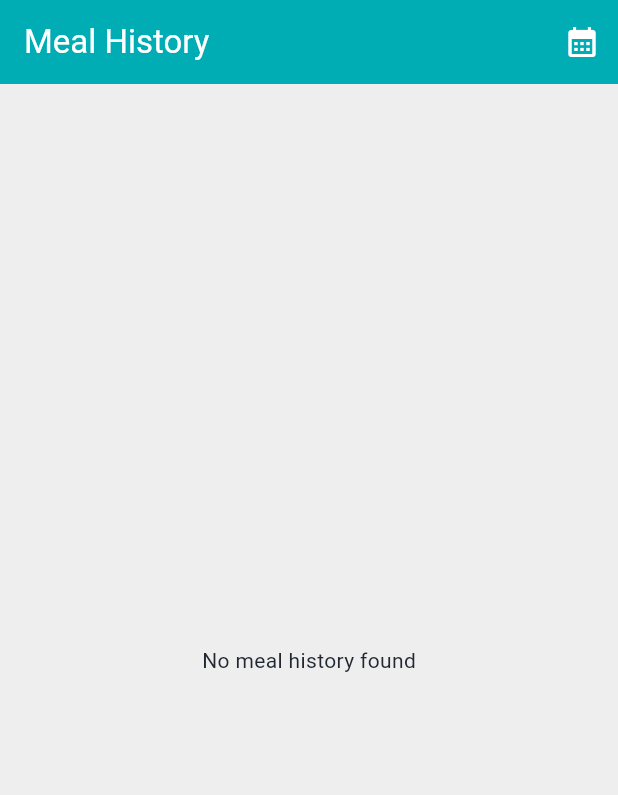
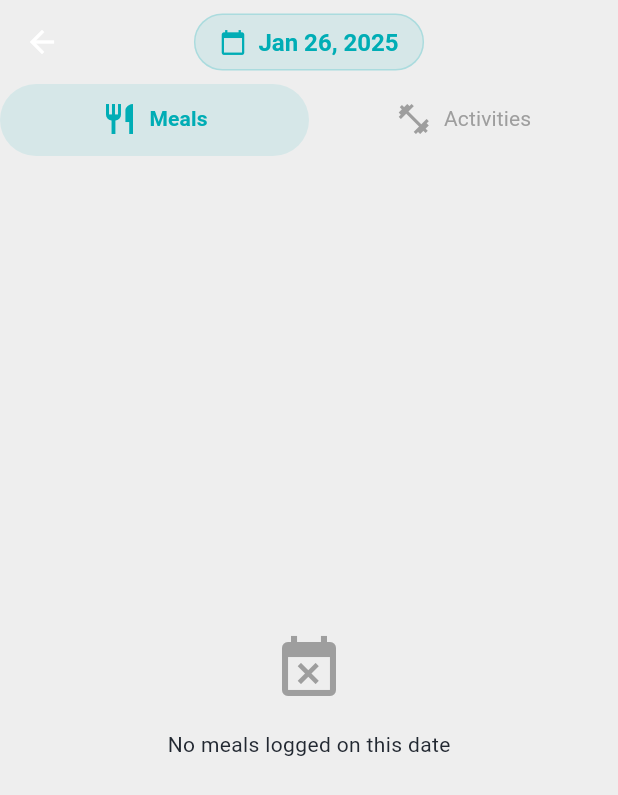
Before and after one commit to OvidiuTo/HealthPal, a Flutter app: the HistoryPage screen opened directly, on a phone screen of 412 x 824 dp. Shown: the top 795 px of the screen. Run offline on Flutter 3.47's test engine with Material 3 defaults, Android fonts, the phone set to English and light mode, and no system bars; our stand-ins replace cloud_firestore, equatable, firebase_auth, firebase_core, flutter_bloc, shared_preferences and 1 more; accounts and stored records are empty.

Commit message:
improved history UI and UX

```diff
--- a/lib/pages/history_page.dart
+++ b/lib/pages/history_page.dart
@@ -2,6 +2,7 @@ import 'package:firebase_auth/firebase_auth.dart';
 import 'package:flutter/material.dart';
 import 'package:cloud_firestore/cloud_firestore.dart';
 import 'package:intl/intl.dart';
+import 'package:track_health/models/activity_log.dart';
 import 'package:track_health/models/meal_log.dart';
 import 'package:track_health/theme/app_colors.dart';
 
@@ -12,362 +13,407 @@ class HistoryPage extends StatefulWidget {
   State<HistoryPage> createState() => _HistoryPageState();
 }
 
-class _HistoryPageState extends State<HistoryPage> {
-  final ScrollController _scrollController = ScrollController();
-  final _userId = FirebaseAuth.instance.currentUser!.uid;
-  bool _isLoading = false;
-  bool _hasMore = true;
-  DocumentSnapshot? _lastDocument;
-  final List<Map<String, dynamic>> _groupedMeals = [];
-  static const int _limit = 20;
-  DateTime? _selectedDate;
-  bool _isFiltered = false;
+class _HistoryPageState extends State<HistoryPage>
+    with SingleTickerProviderStateMixin {
+  late TabController _tabController;
+  DateTime _selectedDate = DateTime.now();
+  static const double _cardBorderRadius = 16.0;
+  static const double _iconSize = 24.0;
 
   @override
   void initState() {
     super.initState();
-    _loadMeals();
-    _scrollController.addListener(_onScroll);
+    _tabController = TabController(length: 2, vsync: this);
   }
 
-  void _onScroll() {
-    if (_scrollController.position.pixels >=
-            _scrollController.position.maxScrollExtent * 0.8 &&
-        !_isLoading &&
-        _hasMore) {
-      _loadMeals();
-    }
-  }
-
-  Future<void> _loadMeals() async {
-    if (_isLoading || (!_hasMore && !_isFiltered)) return;
-
-    setState(() => _isLoading = true);
-
-    try {
-      Query query = FirebaseFirestore.instance
-          .collection('meal_logs')
-          .where('userId', isEqualTo: _userId);
-
-      if (_selectedDate != null) {
-        // Create start and end of day in local timezone
-        final startOfDay = DateTime(_selectedDate!.year, _selectedDate!.month,
-            _selectedDate!.day, 0, 0, 0);
-        final endOfDay = DateTime(_selectedDate!.year, _selectedDate!.month,
-            _selectedDate!.day, 23, 59, 59, 999);
-
-        print(
-            'Filtering meals between: ${startOfDay.toIso8601String()} and ${endOfDay.toIso8601String()}');
-
-        query = query
-            .where('timestamp',
-                isGreaterThanOrEqualTo: startOfDay.toIso8601String())
-            .where('timestamp',
-                isLessThan:
-                    endOfDay.add(const Duration(seconds: 1)).toIso8601String());
-      }
-
-      query = query.orderBy('timestamp', descending: true);
-
-      if (!_isFiltered) {
-        query = query.limit(_limit);
-        if (_lastDocument != null) {
-          query = query.startAfterDocument(_lastDocument!);
-        }
-      }
-
-      final QuerySnapshot snapshot = await query.get();
-      print('Found ${snapshot.docs.length} meals');
-
-      if (_isFiltered) {
-        _groupedMeals.clear();
-        _lastDocument = null;
-        _hasMore = true;
-        _isFiltered = false;
-      }
-
-      if (snapshot.docs.isEmpty) {
-        setState(() {
-          _hasMore = false;
-          _isLoading = false;
-        });
-        return;
-      }
-
-      _lastDocument = snapshot.docs.last;
-      _processMeals(snapshot.docs);
-
-      setState(() => _isLoading = false);
-    } catch (e) {
-      print('Error loading meals: $e');
-      if (mounted) {
-        setState(() {
-          _isLoading = false;
-          _hasMore = false;
-        });
-        ScaffoldMessenger.of(context).showSnackBar(
-          SnackBar(
-            content: Text('Error loading meals: $e'),
-            backgroundColor: Colors.red,
-            behavior: SnackBarBehavior.floating,
-          ),
-        );
-      }
-    }
-  }
-
-  void _processMeals(List<QueryDocumentSnapshot> docs) {
-    for (var doc in docs) {
-      final meal = MealLog.fromMap(doc.data() as Map<String, dynamic>, doc.id);
-      final date = DateFormat('yyyy-MM-dd').format(meal.timestamp);
-
-      final existingGroupIndex =
-          _groupedMeals.indexWhere((g) => g['date'] == date);
-
-      if (existingGroupIndex == -1) {
-        _groupedMeals.add({
-          'date': date,
-          'meals': <MealLog>[meal],
-          'totalCalories': meal.calories,
-        });
-      } else {
-        final group = _groupedMeals[existingGroupIndex];
-        final meals = group['meals'] as List<MealLog>;
-
-        // Check for duplicates
-        if (!meals.any((m) => m.id == meal.id)) {
-          meals.add(meal);
-          group['totalCalories'] =
-              (group['totalCalories'] as int) + meal.calories;
-        }
-      }
-    }
-
-    // Sort meals within each group by timestamp
-    for (var group in _groupedMeals) {
-      final meals = group['meals'] as List<MealLog>;
-      meals.sort((a, b) => b.timestamp.compareTo(a.timestamp));
-    }
-  }
-
-  Future<void> _refreshMeals() async {
-    _lastDocument = null;
-    _hasMore = true;
-    _groupedMeals.clear();
-    await _loadMeals();
+  @override
+  void dispose() {
+    _tabController.dispose();
+    super.dispose();
   }
 
   Future<void> _selectDate(BuildContext context) async {
     final DateTime? picked = await showDatePicker(
       context: context,
-      initialDate: _selectedDate ?? DateTime.now(),
+      initialDate: _selectedDate,
       firstDate: DateTime(2020),
       lastDate: DateTime.now(),
+      builder: (context, child) {
+        return Theme(
+          data: Theme.of(context).copyWith(
+            colorScheme: Theme.of(context).colorScheme,
+          ),
+          child: child!,
         );
-
+      },
+    );
     if (picked != null && picked != _selectedDate) {
       setState(() {
         _selectedDate = picked;
-        _isFiltered = true;
       });
-      await _refreshMeals();
     }
   }
 
   @override
   Widget build(BuildContext context) {
-    final theme = Theme.of(context);
+    final colorScheme = Theme.of(context).colorScheme;
 
-    return RefreshIndicator(
-      onRefresh: _refreshMeals,
-      child: CustomScrollView(
-        controller: _scrollController,
-        slivers: [
-          SliverAppBar(
-            floating: true,
-            title: const Text('Meal History'),
-            actions: [
-              IconButton(
-                tooltip: 'Select Date',
-                icon: Icon(
-                  _selectedDate != null
-                      ? Icons.calendar_today
-                      : Icons.calendar_month,
-                  color:
-                      _selectedDate != null ? theme.colorScheme.primary : null,
+    return Scaffold(
+      backgroundColor: colorScheme.surface,
+      appBar: AppBar(
+        backgroundColor: colorScheme.surface,
+        elevation: 0,
+        title: AnimatedSwitcher(
+          duration: const Duration(milliseconds: 200),
+          child: GestureDetector(
+            onTap: () => _selectDate(context),
+            child: Container(
+              padding: const EdgeInsets.symmetric(horizontal: 16, vertical: 8),
+              decoration: BoxDecoration(
+                color: colorScheme.primary.withOpacity(0.1),
+                borderRadius: BorderRadius.circular(30),
+                border: Border.all(
+                  color: colorScheme.primary.withOpacity(0.2),
                 ),
-                onPressed: () => _selectDate(context),
               ),
-              if (_selectedDate != null)
-                IconButton(
-                  tooltip: 'Clear Filter',
-                  icon: const Icon(Icons.clear),
-                  onPressed: () {
-                    setState(() {
-                      _selectedDate = null;
-                      _isFiltered = true;
-                      _hasMore = true;
-                    });
-                    _refreshMeals();
-                  },
-                ),
-            ],
-          ),
-          if (_selectedDate != null)
-            SliverToBoxAdapter(
-              child: Container(
-                padding:
-                    const EdgeInsets.symmetric(vertical: 8, horizontal: 16),
-                color: Theme.of(context).colorScheme.primary.withOpacity(0.1),
               child: Row(
+                mainAxisSize: MainAxisSize.min,
                 children: [
                   Icon(
-                      Icons.filter_list,
-                      size: 20,
-                      color: Theme.of(context).colorScheme.primary,
+                    Icons.calendar_today,
+                    size: 18,
+                    color: colorScheme.primary,
                   ),
                   const SizedBox(width: 8),
                   Text(
-                      'Showing meals for ${DateFormat('MMMM d, yyyy').format(_selectedDate!)}',
+                    DateFormat('MMM d, y').format(_selectedDate),
                     style: TextStyle(
-                        color: Theme.of(context).colorScheme.primary,
-                        fontWeight: FontWeight.w500,
+                      color: colorScheme.primary,
+                      fontWeight: FontWeight.w600,
+                      fontSize: 16,
                     ),
                   ),
                 ],
               ),
             ),
           ),
-          if (_groupedMeals.isEmpty && !_isLoading)
-            const SliverFillRemaining(
-              child: Center(
-                child: Text('No meal history found'),
         ),
-            )
-          else
-            SliverPadding(
-              padding: const EdgeInsets.all(16),
-              sliver: SliverList(
-                delegate: SliverChildBuilderDelegate(
-                  (context, index) {
-                    if (index >= _groupedMeals.length) {
-                      if (_isLoading) {
-                        return const Center(
-                          child: Padding(
-                            padding: EdgeInsets.all(16),
-                            child: CircularProgressIndicator(),
+        centerTitle: true,
+        bottom: TabBar(
+          controller: _tabController,
+          indicatorSize: TabBarIndicatorSize.tab,
+          dividerColor: Colors.transparent,
+          indicator: BoxDecoration(
+            borderRadius: BorderRadius.circular(30),
+            color: colorScheme.primary.withOpacity(0.1),
           ),
-                        );
-                      }
-                      return null;
-                    }
-
-                    return _buildDayGroup(_groupedMeals[index]);
-                  },
-                  childCount: _groupedMeals.length + (_isLoading ? 1 : 0),
+          labelStyle: const TextStyle(
+            fontWeight: FontWeight.bold,
+            fontSize: 14,
+          ),
+          unselectedLabelStyle: const TextStyle(
+            fontWeight: FontWeight.normal,
+            fontSize: 14,
+          ),
+          labelColor: colorScheme.primary,
+          unselectedLabelColor: Colors.grey,
+          tabs: [
+            Tab(
+              child: Row(
+                mainAxisAlignment: MainAxisAlignment.center,
+                children: const [
+                  Icon(Icons.restaurant, size: _iconSize),
+                  SizedBox(width: 8),
+                  Text('Meals'),
+                ],
               ),
             ),
+            Tab(
+              child: Row(
+                mainAxisAlignment: MainAxisAlignment.center,
+                children: const [
+                  Icon(Icons.fitness_center, size: _iconSize),
+                  SizedBox(width: 8),
+                  Text('Activities'),
+                ],
               ),
+            ),
+          ],
+        ),
+      ),
+      body: TabBarView(
+        controller: _tabController,
+        children: [
+          _buildMealsList(),
+          _buildActivitiesList(),
         ],
       ),
     );
   }
 
-  Widget _buildDayGroup(Map<String, dynamic> group) {
-    final date = DateTime.parse(group['date']);
-    final meals = group['meals'] as List<MealLog>;
-    final totalCalories = group['totalCalories'] as int;
+  Widget _buildMealsList() {
+    return StreamBuilder<QuerySnapshot>(
+      stream: FirebaseFirestore.instance
+          .collection('meal_logs')
+          .where('userId', isEqualTo: FirebaseAuth.instance.currentUser?.uid)
+          .where('timestamp',
+              isGreaterThanOrEqualTo: DateTime(
+                _selectedDate.year,
+                _selectedDate.month,
+                _selectedDate.day,
+              ).toIso8601String())
+          .where('timestamp',
+              isLessThan: DateTime(
+                _selectedDate.year,
+                _selectedDate.month,
+                _selectedDate.day + 1,
+              ).toIso8601String())
+          .orderBy('timestamp', descending: true)
+          .snapshots(),
+      builder: (context, snapshot) {
+        if (snapshot.hasError) {
+          return _buildErrorState('Error: ${snapshot.error}');
+        }
+
+        if (!snapshot.hasData) {
+          return _buildLoadingState();
+        }
+
+        final meals = snapshot.data!.docs
+            .map((doc) =>
+                MealLog.fromMap(doc.data() as Map<String, dynamic>, doc.id))
+            .toList();
+
+        if (meals.isEmpty) {
+          return _buildEmptyState('No meals logged on this date');
+        }
+
+        int totalCalories = meals.fold(0, (sum, meal) => sum + meal.calories);
 
         return Column(
-      crossAxisAlignment: CrossAxisAlignment.start,
           children: [
-        Padding(
-          padding: const EdgeInsets.symmetric(vertical: 8),
-          child: Row(
-            mainAxisAlignment: MainAxisAlignment.spaceBetween,
+            _buildSummaryCard(
+              icon: Icons.restaurant,
+              title: 'Total Calories',
+              value: '$totalCalories kcal',
+              color: Theme.of(context).colorScheme.primary,
+            ),
+            Expanded(
+              child: ListView.builder(
+                padding: const EdgeInsets.all(16),
+                itemCount: meals.length,
+                itemBuilder: (context, index) => _buildMealCard(meals[index]),
+              ),
+            ),
+          ],
+        );
+      },
+    );
+  }
+
+  Widget _buildActivitiesList() {
+    return StreamBuilder<QuerySnapshot>(
+      stream: FirebaseFirestore.instance
+          .collection('activity_logs')
+          .where('userId', isEqualTo: FirebaseAuth.instance.currentUser?.uid)
+          .where('timestamp',
+              isGreaterThanOrEqualTo: DateTime(
+                _selectedDate.year,
+                _selectedDate.month,
+                _selectedDate.day,
+              ).toIso8601String())
+          .where('timestamp',
+              isLessThan: DateTime(
+                _selectedDate.year,
+                _selectedDate.month,
+                _selectedDate.day + 1,
+              ).toIso8601String())
+          .orderBy('timestamp', descending: true)
+          .snapshots(),
+      builder: (context, snapshot) {
+        if (snapshot.hasError) {
+          return _buildErrorState('Error: ${snapshot.error}');
+        }
+
+        if (!snapshot.hasData) {
+          return _buildLoadingState();
+        }
+
+        final activities = snapshot.data!.docs
+            .map((doc) =>
+                ActivityLog.fromMap(doc.data() as Map<String, dynamic>, doc.id))
+            .toList();
+
+        if (activities.isEmpty) {
+          return _buildEmptyState('No activities logged on this date');
+        }
+
+        int totalMinutes =
+            activities.fold(0, (sum, activity) => sum + activity.minutes);
+        int totalCaloriesBurned = activities.fold(
+            0, (sum, activity) => sum + activity.caloriesBurned);
+
+        return Column(
           children: [
+            Row(
+              children: [
+                Expanded(
+                  child: _buildSummaryCard(
+                    icon: Icons.timer,
+                    title: 'Total Time',
+                    value: '$totalMinutes min',
+                    color: Theme.of(context).colorScheme.primary,
+                  ),
+                ),
+                Expanded(
+                  child: _buildSummaryCard(
+                    icon: Icons.local_fire_department,
+                    title: 'Calories Burned',
+                    value: '$totalCaloriesBurned kcal',
+                    color: Colors.red,
+                  ),
+                ),
+              ],
+            ),
+            Expanded(
+              child: ListView.builder(
+                padding: const EdgeInsets.all(16),
+                itemCount: activities.length,
+                itemBuilder: (context, index) =>
+                    _buildActivityCard(activities[index]),
+              ),
+            ),
+          ],
+        );
+      },
+    );
+  }
+
+  Widget _buildSummaryCard({
+    required IconData icon,
+    required String title,
+    required String value,
+    required Color color,
+  }) {
+    return Card(
+      margin: const EdgeInsets.all(8),
+      elevation: 2,
+      shadowColor: color.withOpacity(0.3),
+      shape: RoundedRectangleBorder(
+        borderRadius: BorderRadius.circular(_cardBorderRadius),
+      ),
+      child: Container(
+        padding: const EdgeInsets.all(16),
+        decoration: BoxDecoration(
+          borderRadius: BorderRadius.circular(_cardBorderRadius),
+          gradient: LinearGradient(
+            begin: Alignment.topLeft,
+            end: Alignment.bottomRight,
+            colors: [
+              color.withOpacity(0.05),
+              color.withOpacity(0.1),
+            ],
+          ),
+        ),
+        child: Column(
+          children: [
+            Container(
+              padding: const EdgeInsets.all(12),
+              decoration: BoxDecoration(
+                color: color.withOpacity(0.1),
+                shape: BoxShape.circle,
+              ),
+              child: Icon(icon, color: color, size: _iconSize),
+            ),
+            const SizedBox(height: 12),
             Text(
-                DateFormat('MMMM d, yyyy').format(date),
-                style: Theme.of(context).textTheme.titleLarge,
+              title,
+              style: TextStyle(
+                color: Colors.grey[600],
+                fontSize: 13,
+                fontWeight: FontWeight.w500,
               ),
-              Flexible(
-                child: Container(
-                  padding: const EdgeInsets.symmetric(
-                    horizontal: 12,
-                    vertical: 6,
             ),
-                  decoration: BoxDecoration(
-                    color:
-                        Theme.of(context).colorScheme.primary.withOpacity(0.1),
-                    borderRadius: BorderRadius.circular(20),
-                  ),
-                  child: Text(
-                    '$totalCalories kcal',
+            const SizedBox(height: 4),
+            Text(
+              value,
               style: TextStyle(
-                      color: Theme.of(context).colorScheme.primary,
+                color: color,
+                fontSize: 20,
                 fontWeight: FontWeight.bold,
               ),
             ),
-                ),
-              )
           ],
         ),
       ),
-        ...meals.map((meal) => _MealCard(meal: meal)),
-        const Divider(height: 32),
-      ],
     );
   }
 
-  @override
-  void dispose() {
-    _scrollController.dispose();
-    super.dispose();
-  }
+  Widget _buildErrorState(String message) {
+    return Center(
+      child: Column(
+        mainAxisAlignment: MainAxisAlignment.center,
+        children: [
+          const Icon(Icons.error_outline, size: 48, color: Colors.red),
+          const SizedBox(height: 16),
+          Text(message),
+        ],
+      ),
+    );
   }
 
-class _MealCard extends StatelessWidget {
-  final MealLog meal;
+  Widget _buildLoadingState() {
+    return const Center(child: CircularProgressIndicator());
+  }
 
-  const _MealCard({
-    required this.meal,
-  });
+  Widget _buildEmptyState(String message) {
+    return Center(
+      child: Column(
+        mainAxisAlignment: MainAxisAlignment.center,
+        children: [
+          const Icon(Icons.event_busy, size: 48, color: Colors.grey),
+          const SizedBox(height: 16),
+          Text(message),
+        ],
+      ),
+    );
+  }
 
-  @override
-  Widget build(BuildContext context) {
+  Widget _buildMealCard(MealLog meal) {
     return Card(
-      elevation: 2,
-      shape: RoundedRectangleBorder(borderRadius: BorderRadius.circular(12)),
-      margin: const EdgeInsets.only(bottom: 8),
+      margin: const EdgeInsets.symmetric(horizontal: 16, vertical: 4),
+      elevation: 1,
+      shadowColor: Theme.of(context).colorScheme.primary.withOpacity(0.2),
+      shape: RoundedRectangleBorder(
+        borderRadius: BorderRadius.circular(_cardBorderRadius),
+      ),
       child: ListTile(
         contentPadding: const EdgeInsets.symmetric(horizontal: 16, vertical: 8),
         leading: Container(
-          padding: const EdgeInsets.all(8),
+          padding: const EdgeInsets.all(10),
           decoration: BoxDecoration(
             color: Theme.of(context).colorScheme.primary.withOpacity(0.1),
-            borderRadius: BorderRadius.circular(8),
+            borderRadius: BorderRadius.circular(_cardBorderRadius / 2),
           ),
           child: Icon(
             Icons.restaurant,
             color: Theme.of(context).colorScheme.primary,
+            size: _iconSize,
           ),
         ),
         title: Text(
           meal.name,
-          style: const TextStyle(fontWeight: FontWeight.bold),
-        ),
-        subtitle: Column(
-          crossAxisAlignment: CrossAxisAlignment.start,
-          children: [
-            Text(
-              meal.type.displayName,
-              style: TextStyle(
-                color: Theme.of(context).colorScheme.primary,
-                fontWeight: FontWeight.w500,
+          style: const TextStyle(
+            fontWeight: FontWeight.bold,
+            fontSize: 16,
           ),
         ),
-            Text(DateFormat('HH:mm').format(meal.timestamp)),
-          ],
+        subtitle: Text(
+          '${meal.type.displayName} • ${DateFormat('HH:mm').format(meal.timestamp)}',
+          style: TextStyle(
+            color: Colors.grey[600],
+            fontSize: 13,
+          ),
         ),
         trailing: Container(
           padding: const EdgeInsets.symmetric(horizontal: 12, vertical: 6),
@@ -380,6 +426,48 @@ class _MealCard extends StatelessWidget {
             style: TextStyle(
               color: Theme.of(context).colorScheme.primary,
               fontWeight: FontWeight.bold,
+              fontSize: 14,
+            ),
+          ),
+        ),
+      ),
+    );
+  }
+
+  Widget _buildActivityCard(ActivityLog activity) {
+    return Card(
+      margin: const EdgeInsets.only(bottom: 8),
+      shape: RoundedRectangleBorder(borderRadius: BorderRadius.circular(12)),
+      child: ListTile(
+        leading: Container(
+          padding: const EdgeInsets.all(8),
+          decoration: BoxDecoration(
+            color: Theme.of(context).colorScheme.primary.withOpacity(0.1),
+            borderRadius: BorderRadius.circular(8),
+          ),
+          child: Icon(
+            Icons.fitness_center,
+            color: Theme.of(context).colorScheme.primary,
+          ),
+        ),
+        title: Text(
+          activity.name,
+          style: const TextStyle(fontWeight: FontWeight.bold),
+        ),
+        subtitle: Text(
+          '${activity.minutes} minutes • ${DateFormat('HH:mm').format(activity.timestamp)}',
+        ),
+        trailing: Container(
+          padding: const EdgeInsets.symmetric(horizontal: 12, vertical: 6),
+          decoration: BoxDecoration(
+            color: Colors.red.withOpacity(0.1),
+            borderRadius: BorderRadius.circular(20),
+          ),
+          child: Text(
+            '${activity.caloriesBurned} kcal',
+            style: const TextStyle(
+              color: Colors.red,
+              fontWeight: FontWeight.bold,
             ),
           ),
         ),
```
Lines whose indentation alone changed are shown as unchanged.
